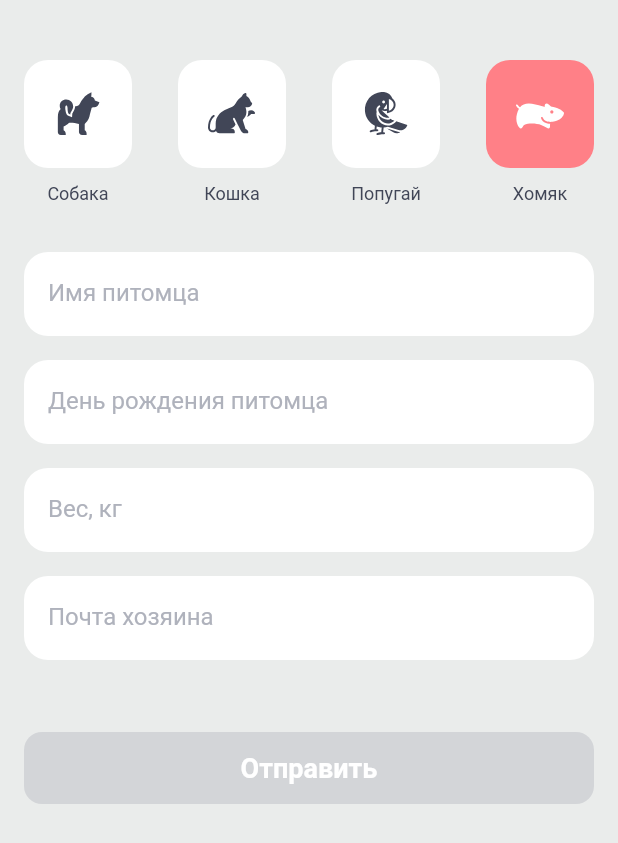
After one commit to D-Golovanov/surf-flutter-courses, a Flutter app: the InfoPetScreen screen opened directly, on a phone screen of 412 x 824 dp. The commit adds this screen. Shown: the top 843 px of the screen. Run offline on Flutter 3.47's test engine with Material 2 defaults, Android fonts, the phone set to English and light mode, and no system bars; our stand-ins replace flutter_svg.

Commit message:
validation text fiels

```diff
--- /dev/null
+++ b/lib/06_validation/features/info_pet/presentation/models/pet_type.dart
@@ -0,0 +1,10 @@
+enum TypePet {
+  dog(title: 'Собака', path: 'assets/images/icon-dog.svg'),
+  cat(title: 'Кошка', path: 'assets/images/icon-cat.svg'),
+  parrot(title: 'Попугай', path: 'assets/images/icon-parrot.svg'),
+  hamster(title: 'Хомяк', path: 'assets/images/icon-hamster.svg');
+
+  const TypePet({required this.title, required this.path});
+  final String title;
+  final String path;
+}
--- /dev/null
+++ b/lib/06_validation/features/info_pet/presentation/view/info_pet_screen.dart
@@ -0,0 +1,267 @@
+import 'package:flutter/material.dart';
+import 'package:flutter/services.dart';
+import 'package:surf_flutter_courses_template/06_validation/features/info_pet/data/input_formattrs.dart';
+import 'package:surf_flutter_courses_template/06_validation/features/info_pet/data/text_field_on_changed_with_validator.dart';
+import 'package:surf_flutter_courses_template/06_validation/features/info_pet/presentation/models/pet_type.dart';
+import 'package:surf_flutter_courses_template/06_validation/features/info_pet/presentation/models/text_form_field_state.dart';
+import 'package:surf_flutter_courses_template/06_validation/features/info_pet/presentation/widgets/widgets.dart';
+
+/*
+  data: {
+    type : Enum (dog, cat...)*,
+    name : String*,
+    born : Date*,
+    weigth : double*,
+    email : Srting*,
+
+    vactination : [
+      {
+        title : String
+        date : Date
+      },
+      {
+        title : String
+        date : Date
+      }
+    ]
+  }
+*/
+
+enum ButtonState { enable, disabled, sending }
+
+class InfoPetScreen extends StatefulWidget {
+  const InfoPetScreen({super.key});
+
+  @override
+  State<InfoPetScreen> createState() => _InfoPetScreenState();
+}
+
+class _InfoPetScreenState extends State<InfoPetScreen> {
+  final _formKey = GlobalKey<FormState>();
+
+  final _currentTypePet = ValueNotifier<TypePet>(TypePet.hamster);
+
+  final _namePetController = TextEditingController();
+  final _birthdayPetController = TextEditingController();
+  final _weigthPetController = TextEditingController();
+  final _emailPetController = TextEditingController();
+
+  final _buttonNotifier = ValueNotifier<ButtonState>(ButtonState.disabled);
+
+  @override
+  void initState() {
+    // focusNode.addListener(() {
+    //   if (!focusNode.hasFocus) {
+    //     _formKey.currentState!.validate();
+    //   }
+    // });
+
+    _namePetController.addListener(_formSubmit);
+    super.initState();
+  }
+
+  @override
+  void dispose() {
+    _currentTypePet.dispose();
+
+    _namePetController
+      ..removeListener(_formSubmit)
+      ..dispose();
+
+    _birthdayPetController.dispose();
+
+    _weigthPetController.dispose();
+
+    _emailPetController.dispose();
+
+    super.dispose();
+  }
+
+  void _formSubmit() {
+    if (Validator.name(_namePetController.text) == null) {
+      _buttonNotifier.value = ButtonState.enable;
+    } else {
+      _buttonNotifier.value = ButtonState.disabled;
+    }
+  }
+
+  DateTime selectedDate = DateTime.now();
+
+  Future<void> _selectDate(BuildContext context) async {
+    final DateTime? picked = await showDatePicker(
+        context: context,
+        initialDate: selectedDate,
+        firstDate: DateTime(2015, 8),
+        lastDate: DateTime(2101));
+    if (picked != null && picked != selectedDate) {
+      setState(() {
+        selectedDate = picked;
+      });
+    }
+  }
+
+  @override
+  Widget build(BuildContext context) {
+    return Scaffold(
+      backgroundColor: const Color(0xFFEAECEB),
+      body: SafeArea(
+        child: Padding(
+          padding: const EdgeInsets.symmetric(horizontal: 16)
+              .copyWith(top: 40, bottom: 24),
+          child: CustomScrollView(
+            slivers: [
+              SliverList(
+                delegate: SliverChildListDelegate(
+                  [
+                    ValueListenableBuilder<TypePet>(
+                        valueListenable: _currentTypePet,
+                        builder: (_, __, ___) {
+                          return Row(
+                            mainAxisAlignment: MainAxisAlignment.spaceBetween,
+                            children: [
+                              ...TypePet.values.map(
+                                (petItem) => GestureDetector(
+                                  onTap: () => _currentTypePet.value = petItem,
+                                  child: PetButton(
+                                    pet: petItem,
+                                    isActive: _currentTypePet.value.title ==
+                                        petItem.title,
+                                  ),
+                                ),
+                              ),
+                            ],
+                          );
+                        }),
+                    const SizedBox(height: 32),
+                    CustomTextFormField(
+                      controller: _namePetController,
+                      validator: Validator.name,
+                      label: 'Имя питомца',
+                      keyboardType: TextInputType.text,
+                      textCapitalization: TextCapitalization.sentences,
+                      inputFormatters: [
+                        FilteringTextInputFormatter.deny(RegExp(r'^\s'))
+                      ],
+                    ),
+                    const SizedBox(height: 16),
+                    CustomTextFormField(
+                      controller: _birthdayPetController,
+                      validator: Validator.name,
+                      label: 'День рождения питомца',
+                      readOnly: true,
+                    ),
+                    const SizedBox(height: 16),
+                    CustomTextFormField(
+                      controller: _weigthPetController,
+                      validator: Validator.weigth,
+                      label: 'Вес, кг',
+                      keyboardType:
+                          const TextInputType.numberWithOptions(decimal: true),
+                      inputFormatters: [
+                        Decimal(),
+                      ],
+                    ),
+                    const SizedBox(height: 16),
+                    CustomTextFormField(
+                      controller: _emailPetController,
+                      validator: Validator.email,
+                      label: 'Почта хозяина',
+                      keyboardType: TextInputType.emailAddress,
+                      inputFormatters: [
+                        // Email(),
+                      ],
+                    ),
+                    /*
+                    ValueListenableBuilder<TextFormFieldState>(
+                      valueListenable: _birthdayPetState,
+                      builder: (_, state, __) {
+                        return CustomTextFormField(
+                          controller: _birthdayPetController,
+                          state: state,
+                          // onChanged: (value) =>
+                          //     TextFieldOnChangedWithValidator(_birthdayPetState)
+                          //         .email(value),
+                          onTap: () => _selectDate(context),
+                          label: 'День рождения питомца',
+                          keyboardType: TextInputType.datetime,
+                          readOnly: true,
+                        );
+                      },
+                    ),
+                    const SizedBox(height: 16),
+                    ValueListenableBuilder<TextFormFieldState>(
+                      valueListenable: _weigthPetState,
+                      builder: (_, state, __) {
+                        return CustomTextFormField(
+                          controller: _weigthPetController,
+                          state: state,
+                          // onChanged: (value) =>
+                          //     TextFieldOnChangedWithValidator(_weigthPetState)
+                          // .minNum(value, min: 0),
+                          label: 'Вес, кг',
+                          keyboardType: TextInputType.number,
+                        );
+                      },
+                    ),
+                    const SizedBox(height: 16),
+                    ValueListenableBuilder<TextFormFieldState>(
+                      valueListenable: _emailPetState,
+                      builder: (_, state, __) {
+                        return CustomTextFormField(
+                          controller: _emailPetController,
+                          label: 'Почта хозяина',
+                          // onChanged: (value) =>
+                          //     TextFieldOnChangedWithValidator(_emailPetState)
+                          //         .email(value),
+                          state: state,
+                          keyboardType: TextInputType.emailAddress,
+                        );
+                      },
+                    ),*/
+                    const SizedBox(height: 48),
+                    Theme(
+                      data: ThemeData(
+                        elevatedButtonTheme: ElevatedButtonThemeData(
+                          style: ElevatedButton.styleFrom(
+                            backgroundColor: Color(0xFFFF8087),
+                            foregroundColor: Color(0xFFFFFFFF),
+                            disabledBackgroundColor: Color(0xFFD3D5D8),
+                            disabledForegroundColor: Color(0xFFFFFFFF),
+                            minimumSize: const Size.fromHeight(48.0),
+                            elevation: 16.0,
+                            shadowColor: Color(0xFFFF8087).withOpacity(.24),
+                            shape: RoundedRectangleBorder(
+                              borderRadius: BorderRadius.circular(12.0),
+                            ),
+                            textStyle: TextStyle(
+                              fontSize: 18,
+                              fontWeight: FontWeight.w600,
+                            ),
+                          ),
+                        ),
+                      ),
+                      child: ValueListenableBuilder<ButtonState>(
+                          valueListenable: _buttonNotifier,
+                          builder: (_, state, __) {
+                            return ElevatedButton(
+                              onPressed: (state == ButtonState.enable)
+                                  ? () {
+                                      print(_namePetController.text);
+
+                                      print(_birthdayPetController.text);
+                                    }
+                                  : null,
+                              child: Text('Отправить'),
+                            );
+                          }),
+                    ),
+                  ],
+                ),
+              ),
+            ],
+          ),
+        ),
+      ),
+    );
+  }
+}
--- /dev/null
+++ b/lib/06_validation/features/info_pet/presentation/widgets/custom_text_form_field.dart
@@ -0,0 +1,113 @@
+import 'package:flutter/material.dart';
+import 'package:flutter/services.dart';
+
+class CustomTextFormField extends StatefulWidget {
+  final TextEditingController controller;
+  final String label;
+  final String? Function(String?)? validator;
+  final GestureTapCallback? onTap;
+  final List<TextInputFormatter>? inputFormatters;
+  final TextInputType? keyboardType;
+  final TextCapitalization textCapitalization;
+  final bool readOnly;
+
+  const CustomTextFormField({
+    super.key,
+    required this.controller,
+    required this.label,
+    this.keyboardType,
+    this.validator,
+    this.inputFormatters,
+    this.onTap,
+    this.textCapitalization = TextCapitalization.none,
+    this.readOnly = false,
+  });
+
+  @override
+  State<CustomTextFormField> createState() => _CustomTextFormFieldState();
+}
+
+class _CustomTextFormFieldState extends State<CustomTextFormField> {
+  final _focusNode = FocusNode();
+
+  String? errorText;
+
+  void unFocus() {
+    widget.controller.text = widget.controller.text.trim();
+    if (!_focusNode.hasFocus) {
+      if (widget.validator != null) {
+        errorText = widget.validator!(widget.controller.text);
+        setState(() {});
+      }
+    }
+  }
+
+  @override
+  void initState() {
+    _focusNode.addListener(unFocus);
+    super.initState();
+  }
+
+  @override
+  void dispose() {
+    _focusNode
+      ..removeListener(unFocus)
+      ..dispose();
+    super.dispose();
+  }
+
+  @override
+  Widget build(BuildContext context) {
+    return Stack(
+      children: [
+        Container(
+          height: 56,
+          decoration: const BoxDecoration(
+            color: Colors.white,
+            borderRadius: BorderRadius.all(Radius.circular(16)),
+          ),
+        ),
+        TextFormField(
+          focusNode: _focusNode,
+          controller: widget.controller,
+          onTap: widget.onTap,
+          // autovalidateMode: AutovalidateMode.onUserInteraction,
+          // validator: widget.validator,
+          cursorColor: const Color(0xFF414657),
+          style: TextStyle(
+            fontSize: 16,
+            fontWeight: FontWeight.w400,
+            color: errorText == null
+                ? const Color(0xFF414657)
+                : const Color(0xFFFD4C56),
+          ),
+          keyboardType: widget.keyboardType,
+          textCapitalization: widget.textCapitalization,
+          readOnly: widget.readOnly,
+          inputFormatters: widget.inputFormatters,
+          decoration: InputDecoration(
+            errorText: errorText,
+            border: InputBorder.none,
+            label: Text(widget.label),
+            contentPadding: const EdgeInsets.only(
+              left: 16,
+              top: 12,
+              right: 16,
+              bottom: 8,
+            ),
+            labelStyle: const TextStyle(
+              fontSize: 16,
+              fontWeight: FontWeight.w400,
+              color: Color(0xFFAFB2BC),
+            ),
+            errorStyle: const TextStyle(
+              fontSize: 12,
+              fontWeight: FontWeight.w400,
+              color: Color(0xFFFD4C56),
+            ),
+          ),
+        ),
+      ],
+    );
+  }
+}
--- /dev/null
+++ b/lib/06_validation/features/info_pet/presentation/widgets/pet_button.dart
@@ -0,0 +1,46 @@
+import 'package:flutter/material.dart';
+import 'package:flutter_svg/flutter_svg.dart';
+import 'package:surf_flutter_courses_template/06_validation/features/info_pet/presentation/models/pet_type.dart';
+
+class PetButton extends StatelessWidget {
+  final TypePet pet;
+  final bool isActive;
+
+  const PetButton({
+    super.key,
+    required this.pet,
+    required this.isActive,
+  });
+
+  @override
+  Widget build(BuildContext context) {
+    return Column(
+      crossAxisAlignment: CrossAxisAlignment.center,
+      children: [
+        Container(
+          alignment: Alignment.center,
+          width: 72,
+          height: 72,
+          decoration: BoxDecoration(
+            color: isActive ? const Color(0xFFFF8087) : Colors.white,
+            borderRadius: BorderRadius.circular(16),
+          ),
+          child: SvgPicture.asset(
+            pet.path,
+            color: isActive ? Colors.white : const Color(0xFF414657),
+          ),
+        ),
+        const SizedBox(height: 8),
+        Text(
+          pet.title,
+          style: const TextStyle(
+            fontSize: 12,
+            fontWeight: FontWeight.w400,
+            height: 1.33,
+            color: Color(0xFF414657),
+          ),
+        )
+      ],
+    );
+  }
+}
--- /dev/null
+++ b/lib/06_validation/features/info_pet/presentation/widgets/widgets.dart
@@ -0,0 +1,2 @@
+export 'pet_button.dart';
+export 'custom_text_form_field.dart';
```
Also changed, not shown: lib/06_validation/features/info_pet/data/input_formattrs.dart (added, +51 -0 lines), lib/06_validation/features/info_pet/data/text_field_on_changed_with_validator.dart (added, +40 -0 lines), lib/06_validation/features/info_pet/presentation/models/text_form_field_state.dart (added, +14 -0 lines), lib/06_validation/main.dart (+3 -5 lines), assets/images/icon-cat.svg (added), assets/images/icon-dog.svg (added), assets/images/icon-hamster.svg (added), assets/images/icon-parrot.svg (added).
